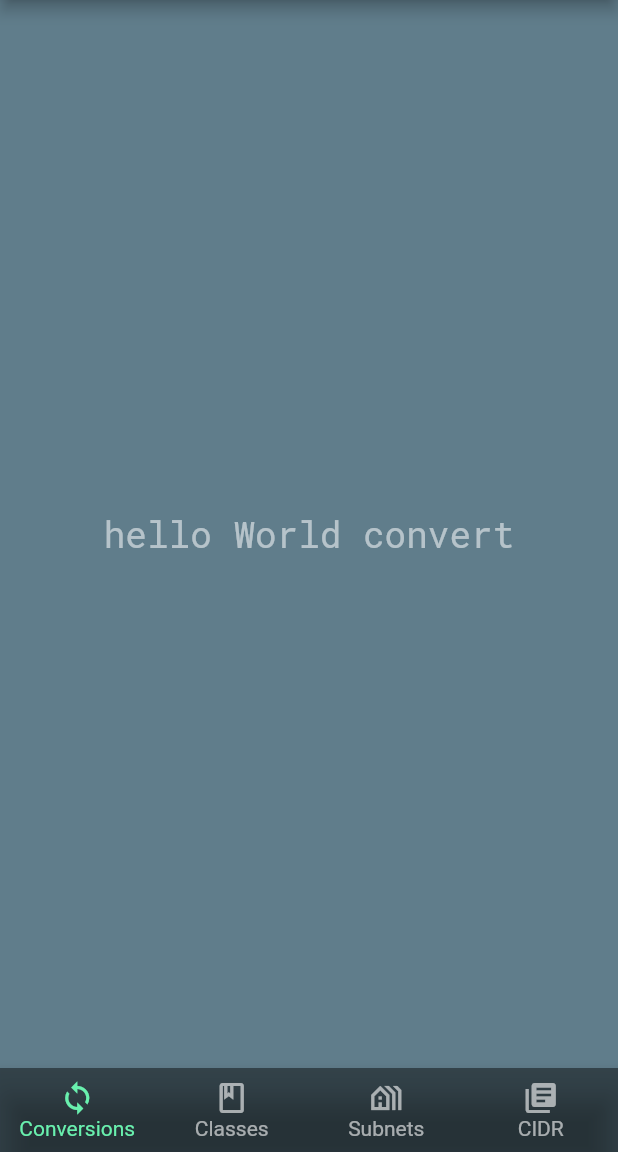
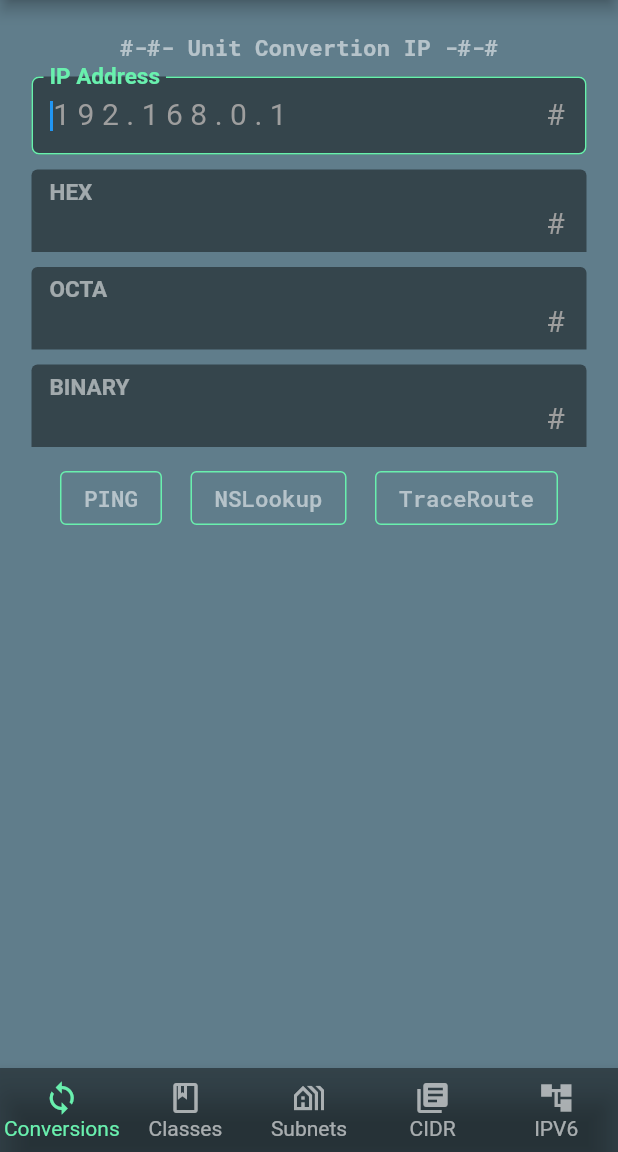
Before and after one commit to praveenpl03/mydearip, a Flutter app: the screen it shows after launch, on a phone screen of 412 x 824 dp, the part 84-1236 px from its top. Run offline on Flutter 3.47's test engine with Material 2 defaults, Android fonts, the phone set to English and light mode, and no system bars; our stand-ins replace google_fonts; missing offline and left inert: regexed_validator.

Commit message:
more on ui

```diff
--- a/lib/convert.dart
+++ b/lib/convert.dart
@@ -1,13 +1,194 @@
 import 'package:flutter/material.dart';
 import 'package:google_fonts/google_fonts.dart';
+import 'package:mydearip/models/ipconvertor.dart';
+import 'package:regexed_validator/regexed_validator.dart';
+class Convert extends StatefulWidget {
+  @override
+  State<StatefulWidget> createState()
+  {
+    return MyConvertState();
+  }
 
-class Convert extends StatelessWidget{
+}
+class MyConvertState extends State<Convert>{
+  @override
+
+  final myController = TextEditingController();
+
+
+
+ void ipchecker()
+  {
+    debugPrint(myController.text);
+    if(validator.ip(myController.text))
+    {
+      debugPrint("praveen");
+    }else
+    {
+      debugPrint("invalid");
+    }
+  }
 
   @override
   Widget build(BuildContext context) {
-    return Center(
-      child: Text("hello World convert",style: GoogleFonts.robotoMono(color: Colors.white54,fontSize: 24),),
-    );
+
+    return Container(
+      width: double.infinity,
+        padding: const EdgeInsets.all(1.0),
+      margin: EdgeInsets.fromLTRB(20, 20, 20, 0),
+      child: Column(
+      children: [
+       Text("#-#- Unit Convertion IP -#-#",style:
+       GoogleFonts.robotoMono(color: Colors.white54,fontSize: 15, fontWeight: FontWeight.bold),
+       ),
+       const SizedBox(height: 10),
+            TextField(
+controller: myController,
+keyboardType: TextInputType.number,
+keyboardAppearance: Brightness.dark,
+autofocus: true,
+decoration: const InputDecoration(
+          isDense: true,
+          hintText: '192.168.0.1', counterText: "",
+
+          fillColor: Colors.black45,
+          suffixText: "#",
+          hintStyle: TextStyle(color: Colors.grey,letterSpacing: 5),
+          focusColor: Colors.greenAccent,
+
+          filled: true,
+          label: Text("IP Address", style: TextStyle(fontSize: 20, color: Colors.greenAccent, fontWeight: FontWeight.bold),
+          ),
+enabledBorder:OutlineInputBorder(
+    borderRadius: BorderRadius.all(Radius.circular(5.0)),
+    borderSide: BorderSide(color: Colors.greenAccent)) ,
+focusedBorder:OutlineInputBorder(
+              borderRadius: BorderRadius.all(Radius.circular(5.0)),
+              borderSide: BorderSide(color: Colors.greenAccent)),
+) ,
+
+        style: const TextStyle(
+                fontSize: 20.0,
+                height: 1.0,
+                color: Colors.greenAccent
+            ),),
+        const SizedBox(height: 10),
+           const TextField(
+keyboardType: TextInputType.number,
+keyboardAppearance: Brightness.dark,
+
+decoration: InputDecoration(
+          isDense: true,
+          floatingLabelBehavior: FloatingLabelBehavior.always,
+
+          fillColor: Colors.black45,
+          suffixText: "#",
+          hintStyle: TextStyle(color: Colors.grey,letterSpacing: 5),
+          focusColor: Colors.greenAccent,
+          filled: true,
+          label: Text("HEX", style: TextStyle(fontSize: 20, color: Colors.white54, fontWeight: FontWeight.bold),
+
+          ),
+  focusedBorder:OutlineInputBorder(
+              borderRadius: BorderRadius.all(Radius.circular(5.0)),
+              borderSide: BorderSide(color: Colors.greenAccent)),
+) ,
+enabled: false,
+        style: TextStyle(
+                fontSize: 20.0,
+                height: 1.0,
+                color: Colors.greenAccent
+            ),
+        ),const SizedBox(height: 10),
+           const TextField(
+keyboardType: TextInputType.number,
+keyboardAppearance: Brightness.dark,
+
+decoration: InputDecoration(
+          isDense: true,
+          floatingLabelBehavior: FloatingLabelBehavior.always,
+
+          fillColor: Colors.black45,
+          suffixText: "#",
+          hintStyle: TextStyle(color: Colors.grey,letterSpacing: 5),
+          focusColor: Colors.greenAccent,
+          filled: true,
+          label: Text("OCTA", style: TextStyle(fontSize: 20, color: Colors.white54, fontWeight: FontWeight.bold),
+
+          ),
+  focusedBorder:OutlineInputBorder(
+              borderRadius: BorderRadius.all(Radius.circular(5.0)),
+              borderSide: BorderSide(color: Colors.greenAccent)),
+) ,
+enabled: false,
+        style: TextStyle(
+                fontSize: 20.0,
+                height: 1.0,
+                color: Colors.greenAccent
+            ),
+        ),const SizedBox(height: 10),
+           const TextField(
+keyboardType: TextInputType.number,
+keyboardAppearance: Brightness.dark,
+
+decoration: InputDecoration(
+          isDense: true,
+          floatingLabelBehavior: FloatingLabelBehavior.always,
+
+          fillColor: Colors.black45,
+          suffixText: "#",
+          hintStyle: TextStyle(color: Colors.grey,letterSpacing: 5),
+          focusColor: Colors.greenAccent,
+          filled: true,
+          label: Text("BINARY",
+            style: TextStyle(fontSize: 20, color: Colors.white54, fontWeight: FontWeight.bold),
+
+          ),
+  focusedBorder:OutlineInputBorder(
+              borderRadius: BorderRadius.all(Radius.circular(5.0)),
+              borderSide: BorderSide(color: Colors.greenAccent)),
+) ,
+enabled: false,
+        style: TextStyle(
+                fontSize: 20.0,
+                height: 1.0,
+                color: Colors.greenAccent
+            ),
+        ),const SizedBox(height: 10),
+        Row(
+          mainAxisAlignment: MainAxisAlignment.spaceEvenly,
+          children: [
+            OutlinedButton(onPressed:ipchecker,
+              style: OutlinedButton.styleFrom(
+                side: BorderSide(width: 1.0, color: Colors.greenAccent),
+              ),
+              child:  Text("PING",style:
+            GoogleFonts.robotoMono(color: Colors.white54,fontSize: 15),)
+
+              ,),
+            OutlinedButton(onPressed: ()=>{},
+              style: OutlinedButton.styleFrom(
+                side: BorderSide(width: 1.0, color: Colors.greenAccent),
+              ),
+              child:  Text("NSLookup",style:
+            GoogleFonts.robotoMono(color: Colors.white54,fontSize: 15),)
+              ,),
+            OutlinedButton(onPressed: ()=>{},
+              style: OutlinedButton.styleFrom(
+                side: BorderSide(width: 1.0, color: Colors.greenAccent),
+              ),
+              child:  Text("TraceRoute",style:
+            GoogleFonts.robotoMono(color: Colors.white54,fontSize: 15),)
+              ,),
+
+          ],
+        ),
+
+      ],
+    ),);
+      //Center(
+      //child: Text("hello World convert",style: GoogleFonts.robotoMono(color: Colors.white54,fontSize: 24),),);
   }
 
+
 }
--- a/lib/main.dart
+++ b/lib/main.dart
@@ -71,6 +71,10 @@ bottomNavigationBar: BottomNavigationBar(
       label: 'CIDR',
       icon: Icon(Icons.library_books),
     ),
+    BottomNavigationBarItem(
+      label: 'IPV6',
+      icon: Icon(Icons.account_tree_sharp)
+    ),
   ],
 ),
 
--- /dev/null
+++ b/lib/models/ipconvertor.dart
@@ -0,0 +1,2 @@
+import 'package:flutter/material.dart';
+import 'package:regexed_validator/regexed_validator.dart';
--- a/pubspec.yaml
+++ b/pubspec.yaml
@@ -35,6 +35,8 @@ dependencies:
   # Use with the CupertinoIcons class for iOS style icons.
   cupertino_icons: ^1.0.2
   google_fonts: ^3.0.1
+  regexed_validator: ^2.0.0+1
+
 
 dev_dependencies:
   flutter_test:
```
Also changed, not shown: pubspec.lock.
